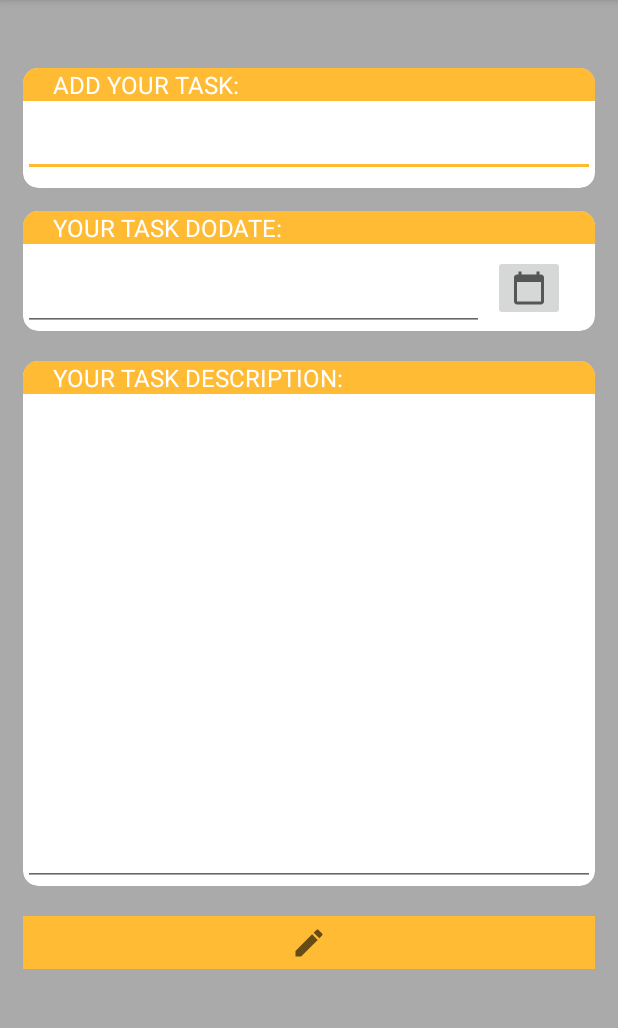
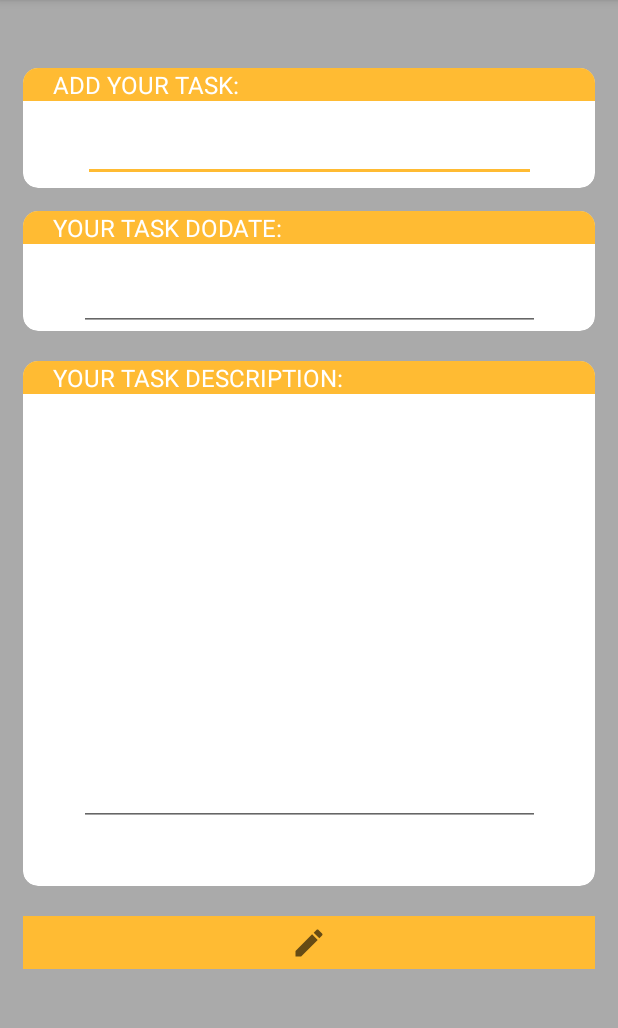
Before and after one commit to ArwaSAO/TodoList, an Android app: the fragment TaskDetailsFragment shown on its own in the app's theme, on a phone screen of 412 x 824 dp, the part 84-1112 px from its top. Run offline under Robolectric (Android 15) with nearby library versions, the phone set to English and light mode, and no system bars; our stand-ins replace Room's generated code.

Commit message:
final package

```diff
--- a/app/src/main/java/com/kotlin/todolist/view/TaskDetailsFragment.kt
+++ b/app/src/main/java/com/kotlin/todolist/view/TaskDetailsFragment.kt
@@ -43,7 +43,7 @@ class TaskDetailsFragment : Fragment() {
         //val yourTaskDateTextView: TextView = view.findViewById(R.id.yourtask_date)
       //  val taskBackButton: Button = view.findViewById(R.id.back_button)
         val editTaskButton: ImageButton = view.findViewById(R.id.edittask_button)
-        val editdate: ImageButton = view.findViewById(R.id.editdate_imageButton)
+//        val editdate: ImageButton = view.findViewById(R.id.editdate_imageButton)
 
         listViewModel.selectedItemMutableLiveData.observe(viewLifecycleOwner, Observer {
             it?.let { item ->
@@ -74,7 +74,7 @@ class TaskDetailsFragment : Fragment() {
 
         dateRangePicker.setButton(DialogInterface.BUTTON_POSITIVE, "OK") { _, _ ->
             yourTaskDoDateTextView.setText("${dateRangePicker.datePicker.year}/" +
-                    "${dateRangePicker.datePicker.month}/" +
+                    "${dateRangePicker.datePicker.month+1}/" +
                     "${dateRangePicker.datePicker.dayOfMonth}")
         }
 //        taskBackButton.setOnClickListener {
--- a/app/src/main/res/layout/fragment_check_list1.xml
+++ b/app/src/main/res/layout/fragment_check_list1.xml
@@ -23,7 +23,6 @@
             android:layout_width="match_parent"
             android:layout_height="match_parent"
             app:cardBackgroundColor="@color/design_default_color_surface"
-            app:cardCornerRadius="10dp"
             app:cardPreventCornerOverlap="true">
 
             <TextView
--- a/app/src/main/res/layout/fragment_task_details.xml
+++ b/app/src/main/res/layout/fragment_task_details.xml
@@ -5,7 +5,7 @@
     android:id="@+id/frameLayout3"
     android:layout_width="match_parent"
     android:layout_height="match_parent"
-    android:background="@color/white"
+    android:background="@android:color/darker_gray"
     android:backgroundTint="@android:color/darker_gray"
     tools:context=".view.TaskDetailsFragment">
 
@@ -37,7 +37,7 @@
                     android:id="@+id/addyourtask_textview"
                     android:layout_width="match_parent"
                     android:layout_height="wrap_content"
-                    android:background="@android:color/holo_orange_light"
+                    android:background="@android:color/background_light"
                     android:backgroundTint="@android:color/holo_orange_light"
                     android:paddingLeft="20dp"
                     android:text="ADD YOUR TASK:"
@@ -49,12 +49,12 @@
 
                 <EditText
                     android:id="@+id/yourtask_edittext"
-                    android:layout_width="match_parent"
-                    android:layout_height="wrap_content"
+                    android:layout_width="302dp"
+                    android:layout_height="50dp"
                     android:inputType="textPersonName"
                     android:textColor="@color/cardview_dark_background"
                     android:textColorHint="@android:color/holo_orange_dark"
-                    android:textSize="16sp"
+                    android:textSize="14sp"
                     app:layout_constraintBottom_toBottomOf="parent"
                     app:layout_constraintEnd_toEndOf="parent"
                     app:layout_constraintStart_toStartOf="parent"
@@ -77,7 +77,7 @@
                     android:id="@+id/taskdodate_textview"
                     android:layout_width="0dp"
                     android:layout_height="wrap_content"
-                    android:background="@android:color/holo_orange_light"
+                    android:background="@android:color/background_light"
                     android:backgroundTint="@android:color/holo_orange_light"
                     android:paddingLeft="20dp"
                     android:text="YOUR TASK DODATE:"
@@ -95,24 +95,12 @@
                     android:ems="10"
                     android:inputType="textPersonName"
                     android:textColor="@color/cardview_dark_background"
-                    android:textSize="16sp"
+                    android:textSize="14sp"
                     app:layout_constraintBottom_toBottomOf="parent"
+                    app:layout_constraintEnd_toEndOf="parent"
                     app:layout_constraintStart_toStartOf="parent"
                     app:layout_constraintTop_toTopOf="parent"
                     app:layout_constraintVertical_bias="1.0" />
-
-                <ImageButton
-                    android:id="@+id/editdate_imageButton"
-                    android:layout_width="wrap_content"
-                    android:layout_height="wrap_content"
-                    android:layout_marginEnd="20dp"
-                    android:src="@drawable/ic_baseline_calendar_today_24"
-                    app:layout_constraintBottom_toBottomOf="parent"
-                    app:layout_constraintEnd_toEndOf="parent"
-                    app:layout_constraintHorizontal_bias="1.0"
-                    app:layout_constraintStart_toEndOf="@+id/task_dodate_textview"
-                    app:layout_constraintTop_toBottomOf="@+id/taskdodate_textview"
-                    app:layout_constraintVertical_bias="0.533" />
 
             </androidx.constraintlayout.widget.ConstraintLayout>
 
@@ -134,7 +122,7 @@
                     android:id="@+id/taskdescription_textview"
                     android:layout_width="match_parent"
                     android:layout_height="wrap_content"
-                    android:background="@android:color/holo_orange_light"
+                    android:background="@android:color/background_light"
                     android:backgroundTint="@android:color/holo_orange_light"
                     android:paddingLeft="20dp"
                     android:text="YOUR TASK DESCRIPTION:"
@@ -146,12 +134,12 @@
 
                 <EditText
                     android:id="@+id/taskdescription_edittext"
-                    android:layout_width="match_parent"
-                    android:layout_height="0dp"
+                    android:layout_width="307dp"
+                    android:layout_height="247dp"
                     android:inputType="textPersonName"
                     android:textColor="@color/cardview_dark_background"
                     android:textColorHint="@color/black"
-                    android:textSize="16sp"
+                    android:textSize="14sp"
                     app:layout_constraintBottom_toBottomOf="parent"
                     app:layout_constraintEnd_toEndOf="parent"
                     app:layout_constraintStart_toStartOf="parent"
```
Also changed, not shown: app/src/main/res/layout/activity_splash.xml (+26 -20 lines), app/src/main/res/layout/fragment_edit_task.xml (+8 -7 lines), app/src/main/res/layout/ltem_layout.xml (+39 -25 lines), app/src/main/res/drawable/logo.png (added).
